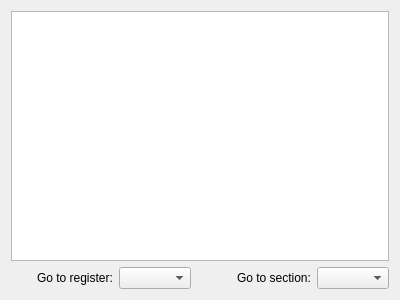
Qt form src/memoryviewerwidget.ui (mortbopet/Ripes) before a commit.
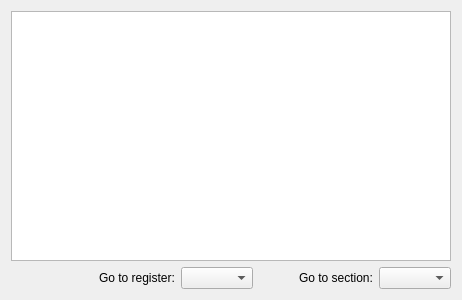
The same form after that commit. Custom widgets are drawn as their Qt base class.

Commit message: Reorder memory tab

```diff
--- a/src/memoryviewerwidget.ui
+++ b/src/memoryviewerwidget.ui
@@ -6,7 +6,7 @@
    <rect>
     <x>0</x>
     <y>0</y>
-    <width>400</width>
+    <width>462</width>
     <height>300</height>
    </rect>
   </property>
@@ -17,7 +17,14 @@
    <item>
     <layout class="QVBoxLayout" name="verticalLayout">
      <item>
-      <widget class="MemoryView" name="memoryView"/>
+      <widget class="MemoryView" name="memoryView">
+       <property name="sizePolicy">
+        <sizepolicy hsizetype="MinimumExpanding" vsizetype="MinimumExpanding">
+         <horstretch>0</horstretch>
+         <verstretch>0</verstretch>
+        </sizepolicy>
+       </property>
+      </widget>
      </item>
      <item>
       <layout class="QHBoxLayout" name="horizontalLayout">
```
The commit also changes 1 other file.
